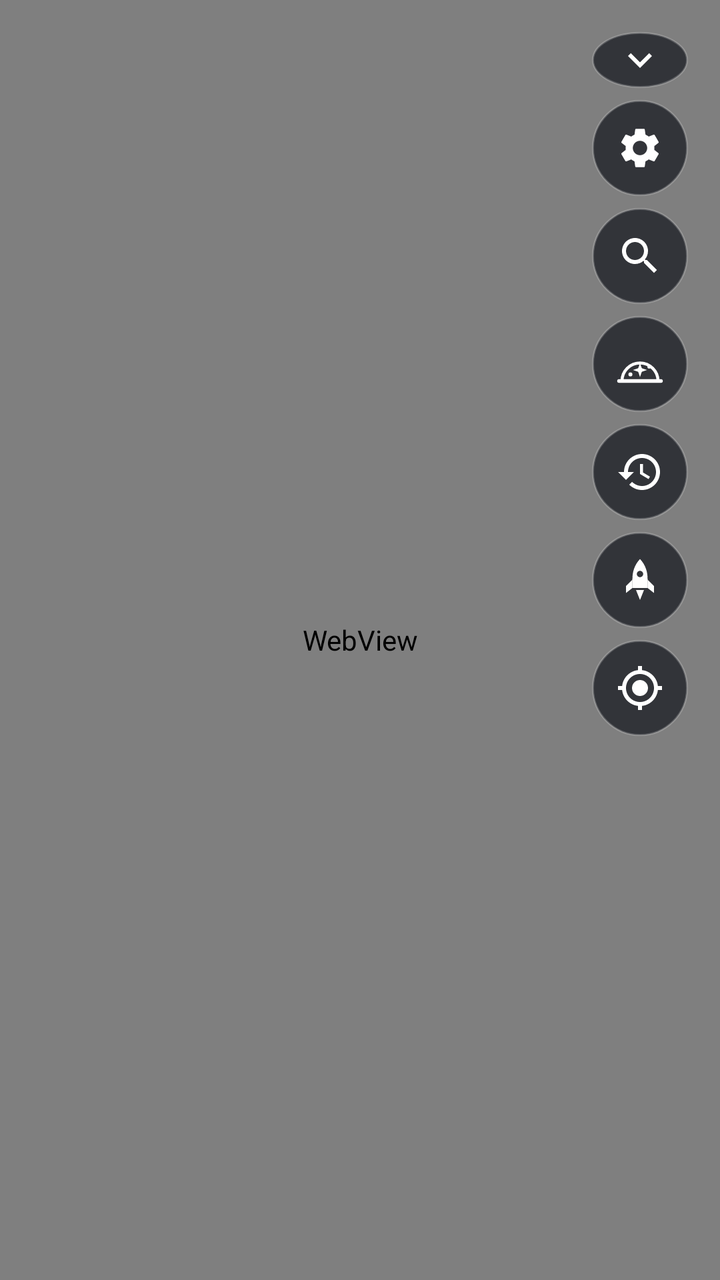
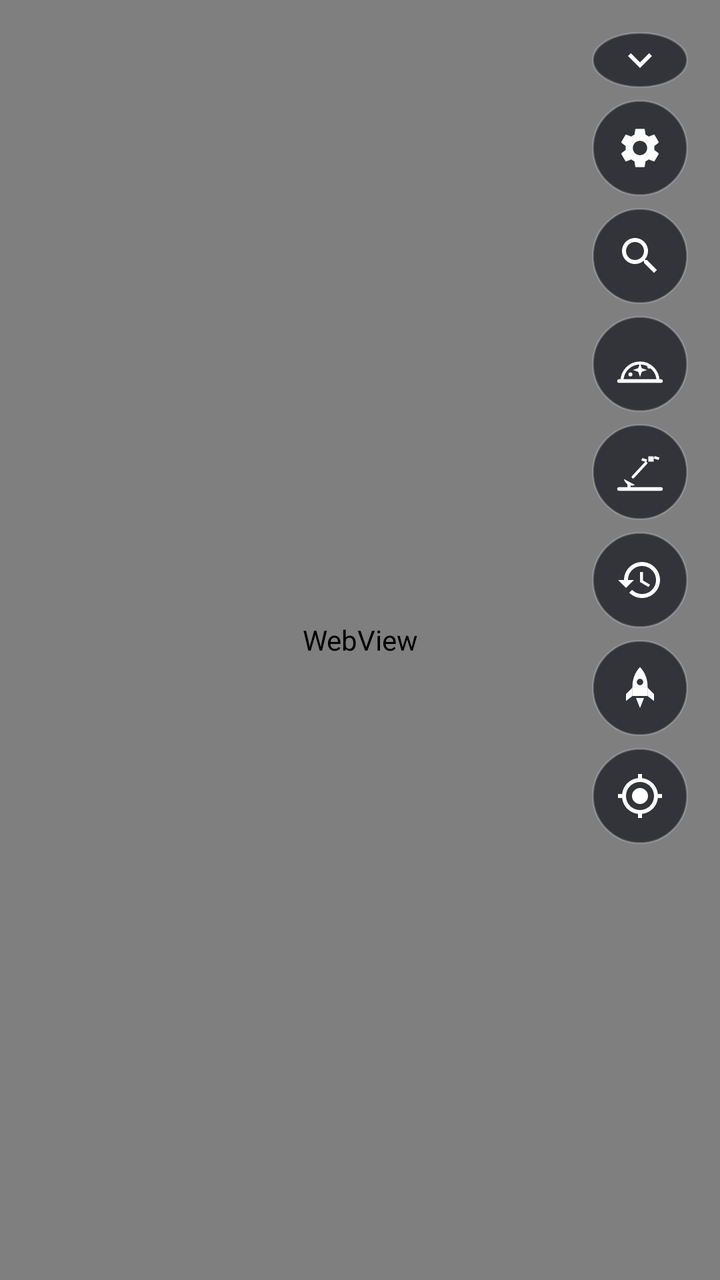

Before-and-after screenshots of an Android layout around one commit, followed by the original layout XML and the change that was made.
<!-- AndroidManifest.xml: application theme Theme.WhatsUp -->
<!-- res/layout/activity_main.xml -->
<?xml version="1.0" encoding="utf-8"?>
<FrameLayout xmlns:android="http://schemas.android.com/apk/res/android"
    android:layout_width="match_parent"
    android:layout_height="match_parent"
    android:background="@color/space">

    <WebView
        android:id="@+id/globe"
        android:layout_width="match_parent"
        android:layout_height="match_parent" />

    
    <FrameLayout
        android:id="@+id/controls"
        android:layout_width="match_parent"
        android:layout_height="match_parent">

        
        <ScrollView
            android:id="@+id/map_controls"
            android:layout_width="wrap_content"
            android:layout_height="wrap_content"
            android:layout_gravity="top|end"
            android:overScrollMode="never"
            android:scrollbars="none">

            <LinearLayout
                android:layout_width="wrap_content"
                android:layout_height="wrap_content"
                android:animateLayoutChanges="true"
                android:orientation="vertical"
                android:paddingBottom="6dp">

                <ImageButton
                    android:id="@+id/buttons_toggle"
                    style="@style/MapButton"
                    android:layout_height="28dp"
                    android:layout_marginBottom="6dp"
                    android:contentDescription="@string/hide_buttons"
                    android:padding="2dp"
                    android:src="@drawable/ic_expand" />

                <LinearLayout
                    android:id="@+id/map_buttons"
                    android:layout_width="wrap_content"
                    android:layout_height="wrap_content"
                    android:orientation="vertical">

                    <ImageButton
                        android:id="@+id/settings_button"
                        style="@style/MapButton.Stacked"
                        android:contentDescription="@string/settings"
                        android:src="@drawable/ic_settings" />

                    <ImageButton
                        android:id="@+id/search_button"
                        style="@style/MapButton.Stacked"
                        android:contentDescription="@string/search"
                        android:src="@drawable/ic_search" />

                    <ImageButton
                        android:id="@+id/sky_button"
                        style="@style/MapButton.Stacked"
                        android:contentDescription="@string/sky_view"
                        android:src="@drawable/ic_sky" />

                    <ImageButton
                        android:id="@+id/time_button"
                        style="@style/MapButton.Stacked"
                        android:contentDescription="@string/time_travel"
                        android:src="@drawable/ic_time" />

                    <ImageButton
                        android:id="@+id/events_button"
                        style="@style/MapButton.Stacked"
                        android:contentDescription="@string/events"
                        android:src="@drawable/ic_event" />

                    <ImageButton
                        android:id="@+id/recentre_button"
                        style="@style/MapButton.Stacked"
                        android:contentDescription="@string/recentre"
                        android:src="@drawable/ic_my_location" />
                </LinearLayout>
            </LinearLayout>
        </ScrollView>

        
        <LinearLayout
            android:id="@+id/downloads"
            android:layout_width="match_parent"
            android:layout_height="wrap_content"
            android:layout_gravity="bottom"
            android:layout_marginHorizontal="16dp"
            android:layout_marginBottom="52dp"
            android:background="@drawable/panel_bg"
            android:orientation="vertical"
            android:paddingHorizontal="12dp"
            android:paddingVertical="8dp"
            android:visibility="gone">

            <TextView
                android:id="@+id/download_summary"
                android:layout_width="match_parent"
                android:layout_height="wrap_content"
                android:textColor="#FFFFFFFF"
                android:textSize="13sp"
                android:textStyle="bold" />

            <include
                android:id="@+id/download_current"
                layout="@layout/item_download" />

            <TextView
                android:id="@+id/download_queue"
                android:layout_width="match_parent"
                android:layout_height="wrap_content"
                android:ellipsize="end"
                android:singleLine="true"
                android:textColor="#99FFFFFF"
                android:textSize="11sp"
                android:visibility="gone" />
        </LinearLayout>
    </FrameLayout>
</FrameLayout>
<!-- res/layout/item_download.xml (included above) -->
<?xml version="1.0" encoding="utf-8"?>
<LinearLayout xmlns:android="http://schemas.android.com/apk/res/android"
    android:layout_width="match_parent"
    android:layout_height="wrap_content"
    android:orientation="vertical"
    android:paddingVertical="4dp">

    <LinearLayout
        android:layout_width="match_parent"
        android:layout_height="wrap_content"
        android:orientation="horizontal">

        <TextView
            android:id="@+id/download_file"
            android:layout_width="0dp"
            android:layout_height="wrap_content"
            android:layout_weight="1"
            android:ellipsize="end"
            android:fontFamily="monospace"
            android:singleLine="true"
            android:textColor="#FFFFFFFF"
            android:textSize="12sp" />

        <TextView
            android:id="@+id/download_status"
            android:layout_width="wrap_content"
            android:layout_height="wrap_content"
            android:layout_marginStart="8dp"
            android:textColor="#B3FFFFFF"
            android:textSize="12sp" />
    </LinearLayout>

    <ProgressBar
        android:id="@+id/download_progress"
        style="?android:attr/progressBarStyleHorizontal"
        android:layout_width="match_parent"
        android:layout_height="4dp"
        android:layout_marginTop="4dp"
        android:max="1000"
        android:progressBackgroundTint="#33FFFFFF"
        android:progressTint="@color/accent"
        android:indeterminateTint="@color/accent" />
</LinearLayout>
<!-- resources referenced by this layout -->
<resources>
  <color name="accent">#FF4FC3F7</color>
  <color name="space">#FF05070D</color>
  <!-- drawable ic_expand (drawable) -->
  <?xml version="1.0" encoding="utf-8"?>
  <vector xmlns:android="http://schemas.android.com/apk/res/android"
      android:width="24dp"
      android:height="24dp"
      android:tint="?android:attr/textColorPrimary"
      android:viewportWidth="24"
      android:viewportHeight="24">
      <path android:fillColor="#FFFFFFFF" android:pathData="M16.59,8.59L12,13.17 7.41,8.59 6,10l6,6 6,-6z" />
  </vector>
  <!-- drawable panel_bg (drawable) -->
  <?xml version="1.0" encoding="utf-8"?>
  <shape xmlns:android="http://schemas.android.com/apk/res/android" android:shape="rectangle">
      <solid android:color="@color/button" />
      <corners android:radius="12dp" />
      <stroke android:width="1dp" android:color="#33FFFFFF" />
  </shape>
  <string name="events">Launches and close approaches</string>
  <string name="hide_buttons">Hide buttons</string>
  <string name="recentre">Centre on my location</string>
  <string name="search">Search satellites</string>
  <string name="settings">Settings</string>
  <string name="sky_view">Sky view</string>
  <string name="time_travel">Time</string>
  <style name="MapButton">
          <item name="android:layout_width">48dp</item>
          <item name="android:layout_height">48dp</item>
          
          <item name="android:layout_marginStart">16dp</item>
          <item name="android:layout_marginEnd">16dp</item>
          <item name="android:layout_marginTop">16dp</item>
          <item name="android:layout_marginBottom">16dp</item>
          <item name="android:background">@drawable/map_button_bg</item>
          <item name="android:tint">#FFFFFFFF</item>
          <item name="android:padding">12dp</item>
          <item name="android:scaleType">fitCenter</item>
      </style>
  <style name="MapButton.Stacked">
          <item name="android:layout_marginTop">0dp</item>
          <item name="android:layout_marginBottom">6dp</item>
      </style>
  <style name="Theme.WhatsUp" parent="android:Theme.Material.NoActionBar">
          <item name="android:colorAccent">@color/accent</item>
          <item name="android:windowBackground">@color/space</item>
      </style>
  <color name="button">#B312151C</color>
  <!-- drawable map_button_bg (drawable) -->
  <?xml version="1.0" encoding="utf-8"?>
  <ripple xmlns:android="http://schemas.android.com/apk/res/android" android:color="#40FFFFFF">
      <item>
          <shape android:shape="oval">
              <solid android:color="@color/button" />
              <stroke android:width="1dp" android:color="#33FFFFFF" />
          </shape>
      </item>
  </ripple>
  <!-- unchanged entries left out for length: 6 -->
</resources>

<!-- the commit's change to res/layout/activity_main.xml (unified diff, before → after) -->
@@ -63,6 +63,12 @@
                         style="@style/MapButton.Stacked"
                         android:contentDescription="@string/sky_view"
                         android:src="@drawable/ic_sky" />
+
+                    <ImageButton
+                        android:id="@+id/in_view_button"
+                        style="@style/MapButton.Stacked"
+                        android:contentDescription="@string/in_view"
+                        android:src="@drawable/ic_in_view" />
 
                     <ImageButton
                         android:id="@+id/time_button"
<!-- resource entries referenced after the edit -->
@@ -12,6 +12,35 @@
       android:viewportHeight="24">
       <path android:fillColor="#FFFFFFFF" android:pathData="M16.59,8.59L12,13.17 7.41,8.59 6,10l6,6 6,-6z" />
   </vector>
+  <!-- drawable ic_in_view (drawable) -->
+  <?xml version="1.0" encoding="utf-8"?>
+  <vector xmlns:android="http://schemas.android.com/apk/res/android"
+      android:width="24dp"
+      android:height="24dp"
+      android:tint="?android:attr/textColorPrimary"
+      android:viewportWidth="24"
+      android:viewportHeight="24">
+      <path
+          android:pathData="M1.5,20.5L22.5,20.5"
+          android:strokeColor="#FFFFFFFF"
+          android:strokeLineCap="round"
+          android:strokeWidth="1.8" />
+      <path
+          android:pathData="M4,15.5A4,4 0 0 0 9.5,18.5Z"
+          android:fillColor="#FFFFFFFF" />
+      <path
+          android:pathData="M6.5,17.5L6.5,20.5"
+          android:strokeColor="#FFFFFFFF"
+          android:strokeWidth="1.6" />
+      <path
+          android:pathData="M8.5,14.5L15,7.5"
+          android:strokeColor="#FFFFFFFF"
+          android:strokeLineCap="round"
+          android:strokeWidth="1.4" />
+      <path
+          android:fillColor="#FFFFFFFF"
+          android:pathData="M16.2,4.2l2.6,0l0,2.6l-2.6,0zM13.2,5l2.4,0.8l-0.6,1.2l-2.4,-0.8zM19.4,4l2.4,0.8l-0.6,1.2l-2.4,-0.8z" />
+  </vector>
   <!-- drawable panel_bg (drawable) -->
   <?xml version="1.0" encoding="utf-8"?>
   <shape xmlns:android="http://schemas.android.com/apk/res/android" android:shape="rectangle">
@@ -21,6 +50,7 @@
   </shape>
   <string name="events">Launches and close approaches</string>
   <string name="hide_buttons">Hide buttons</string>
+  <string name="in_view">In line of sight from here</string>
   <string name="recentre">Centre on my location</string>
   <string name="search">Search satellites</string>
   <string name="settings">Settings</string>
